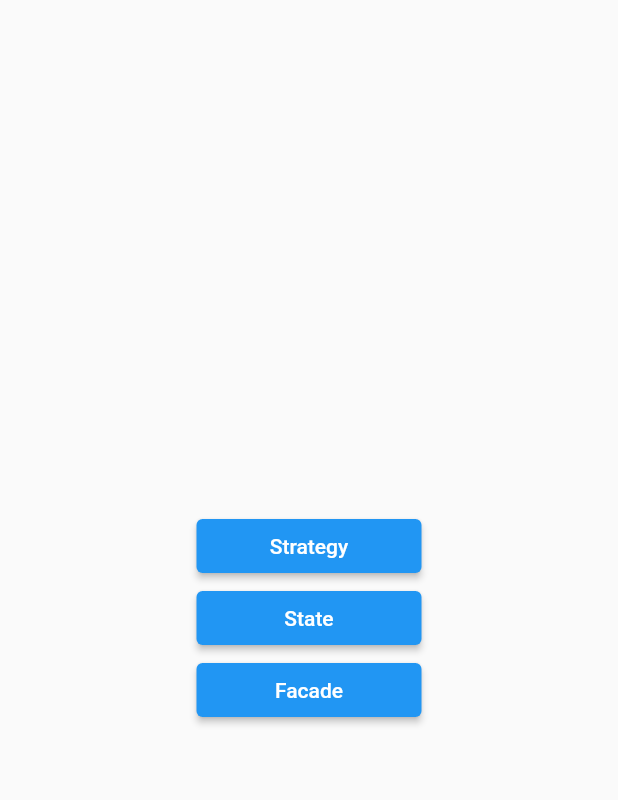
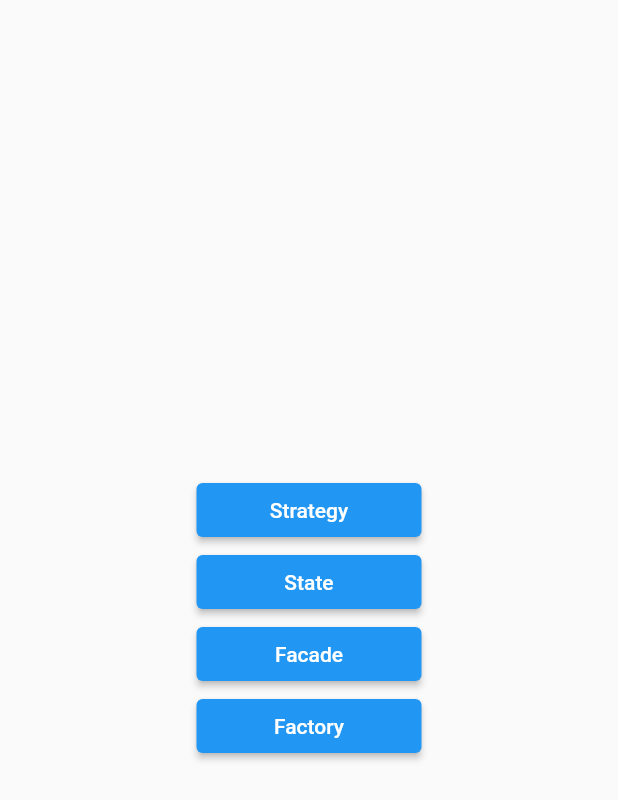
Before and after one commit to starguys/practice_design_patterns_flutter, a Flutter app: the screen it shows after launch, on a phone screen of 412 x 824 dp. Shown: the top 800 px of the screen. Run offline on Flutter 3.47's test engine with Material 2 defaults, Android fonts, the phone set to English and light mode, and no system bars; our stand-ins replace flutter_riverpod, go_router.

Commit message:
✨ learn factory patterns

```diff
--- a/lib/common/provider/routes_provider.dart
+++ b/lib/common/provider/routes_provider.dart
@@ -2,6 +2,7 @@ import 'package:flutter/material.dart';
 import 'package:flutter_riverpod/flutter_riverpod.dart';
 import 'package:go_router/go_router.dart';
 import 'package:practice_design_patterns_flutter/facade/view/facade_view.dart';
+import 'package:practice_design_patterns_flutter/factory/view/factory_view.dart';
 import 'package:practice_design_patterns_flutter/home/view/home_view.dart';
 import 'package:practice_design_patterns_flutter/state/view/state_view.dart';
 import 'package:practice_design_patterns_flutter/strategy/view/strategy_view.dart';
@@ -33,7 +34,13 @@ class RoutesProvider extends ChangeNotifier {
               path: 'facade',
               name: FacadeView.routeName,
               builder: (_, __) => const FacadeView(),
+            ),
+            GoRoute(
+              path: 'factory',
+              name: FactoryView.routeName,
+              builder: (_, __) => const FactoryView(),
+            ),
+          ],
         )
-            ])
       ];
 }
--- a/lib/home/view/home_view.dart
+++ b/lib/home/view/home_view.dart
@@ -3,6 +3,7 @@ import 'package:go_router/go_router.dart';
 
 import 'package:practice_design_patterns_flutter/common/layout/layout.dart';
 import 'package:practice_design_patterns_flutter/facade/view/facade_view.dart';
+import 'package:practice_design_patterns_flutter/factory/view/factory_view.dart';
 import 'package:practice_design_patterns_flutter/state/view/state_view.dart';
 import 'package:practice_design_patterns_flutter/strategy/view/strategy_view.dart';
 
@@ -45,6 +46,13 @@ class HomeView extends StatelessWidget {
                 child: const Text('Facade'),
               ),
             ),
+            SizedBox(
+              width: btnWidth,
+              child: ElevatedButton(
+                onPressed: () => context.goNamed(FactoryView.routeName),
+                child: const Text('Factory'),
+              ),
+            ),
           ],
         ),
       ),
```
Also changed, not shown: lib/factory/view/factory_view.dart (added, +28 -0 lines), lib/factory/widget_factory.dart (added, +27 -0 lines). Lines whose indentation alone changed are shown as unchanged.
